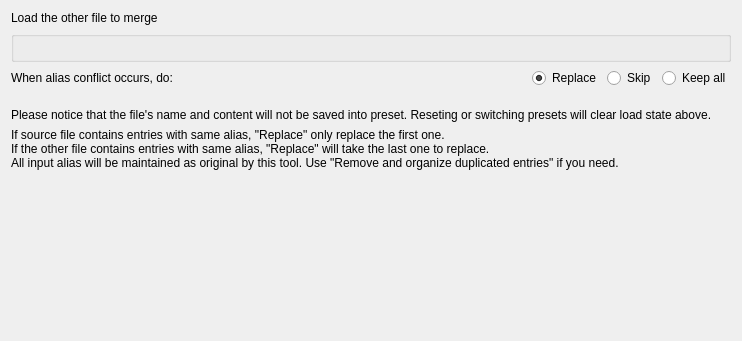
Old version of the form src/mergeOto/mergeotooptionwidget.ui in the repository shine5402/KiraOtoToolbox.
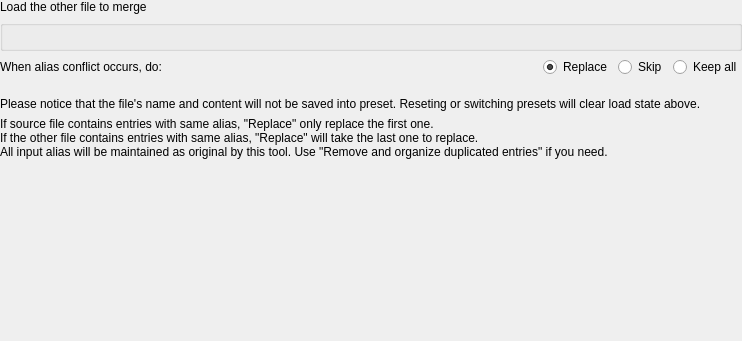
New version of the form. Custom widgets are drawn as their Qt base class.

```diff
--- a/src/mergeOto/mergeotooptionwidget.ui
+++ b/src/mergeOto/mergeotooptionwidget.ui
@@ -11,6 +11,18 @@
    </rect>
   </property>
   <layout class="QVBoxLayout" name="verticalLayout">
+   <property name="leftMargin">
+    <number>0</number>
+   </property>
+   <property name="topMargin">
+    <number>0</number>
+   </property>
+   <property name="rightMargin">
+    <number>0</number>
+   </property>
+   <property name="bottomMargin">
+    <number>0</number>
+   </property>
    <item>
     <widget class="QLabel" name="label">
      <property name="text">
```
